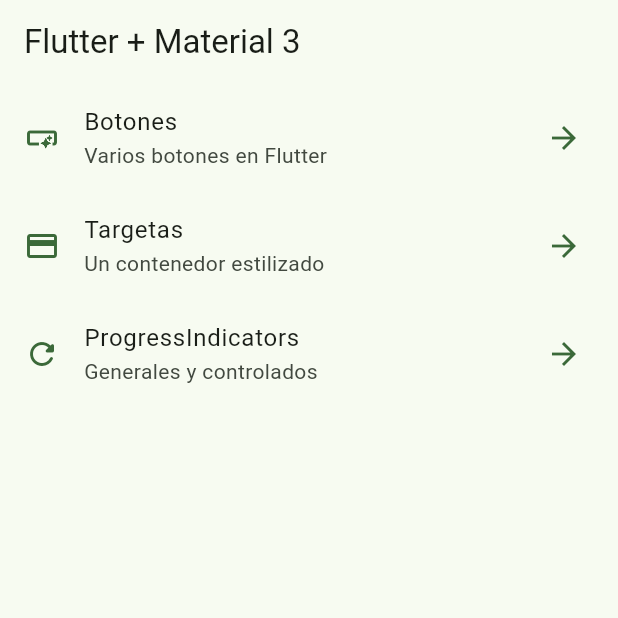
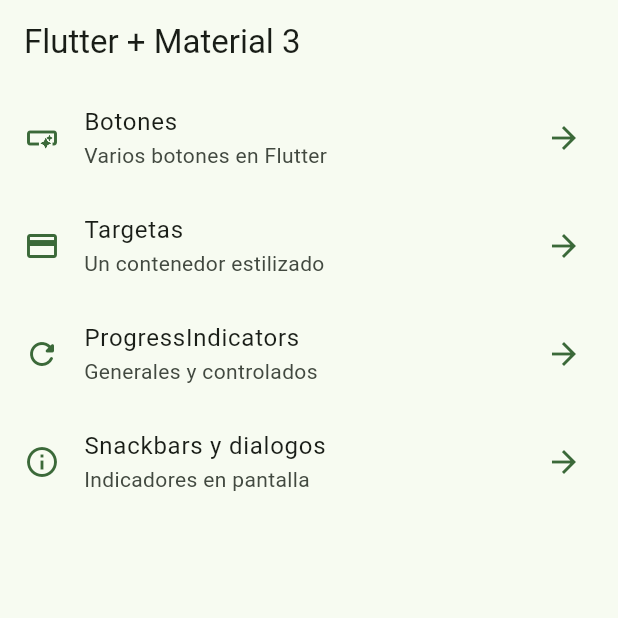
Before and after one commit to B3TsT/widget-material3, a Flutter app: the screen it shows after launch, on a phone screen of 412 x 824 dp, the top half of it. Run offline on Flutter 3.47's test engine with Material 2 defaults, Android fonts, the phone set to English and light mode, and no system bars; our stand-ins replace go_router.

Commit message:
snackbars dialogs added

```diff
--- a/lib/src/app.dart
+++ b/lib/src/app.dart
@@ -9,6 +9,7 @@
   @override
   Widget build(BuildContext context) {
     return MaterialApp.router(
+      title: 'Flutter Widgets',
       routerConfig: appRouter,
       debugShowCheckedModeBanner: false,
       theme: AppTheme(selectedColor: 2).getTheme(),
--- a/lib/src/config/router/app_router.dart
+++ b/lib/src/config/router/app_router.dart
@@ -12,15 +12,23 @@
     ),
     GoRoute(
       path: '/buttons',
+      name: ButtonsScreen.name,
       builder: (context, state) => const ButtonsScreen(),
     ),
     GoRoute(
       path: '/cards',
+      name: CardsScreen.name,
       builder: (context, state) => const CardsScreen(),
     ),
     GoRoute(
       path: '/progress',
+      name: ProgressScreen.name,
       builder: (context, state) => const ProgressScreen(),
+    ),
+    GoRoute(
+      path: '/snackbars',
+      name: SnackbarScreen.name,
+      builder: (context, state) => const SnackbarScreen(),
     ),
   ],
 );
--- a/lib/src/config/theme/menu/menu_items.dart
+++ b/lib/src/config/theme/menu/menu_items.dart
@@ -32,4 +32,10 @@
     link: '/progress',
     icon: Icons.refresh_rounded,
   ),
+  MenuItem(
+    title: 'Snackbars y dialogos',
+    subTitle: 'Indicadores en pantalla',
+    link: '/snackbars',
+    icon: Icons.info_outline,
+  ),
 ];
```
Also changed, not shown: lib/src/presentation/screens/snackbar/snackbar_screen.dart (+57 -2 lines).
